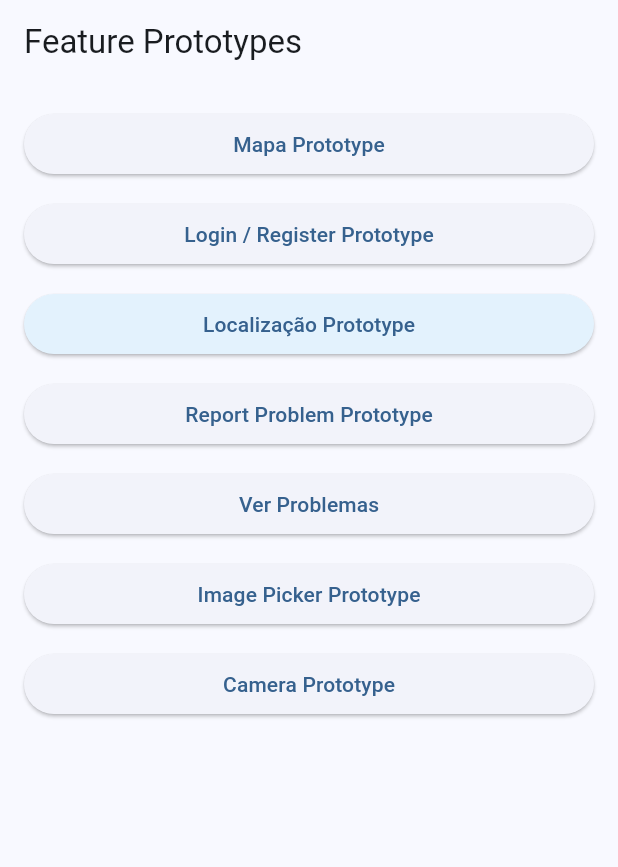
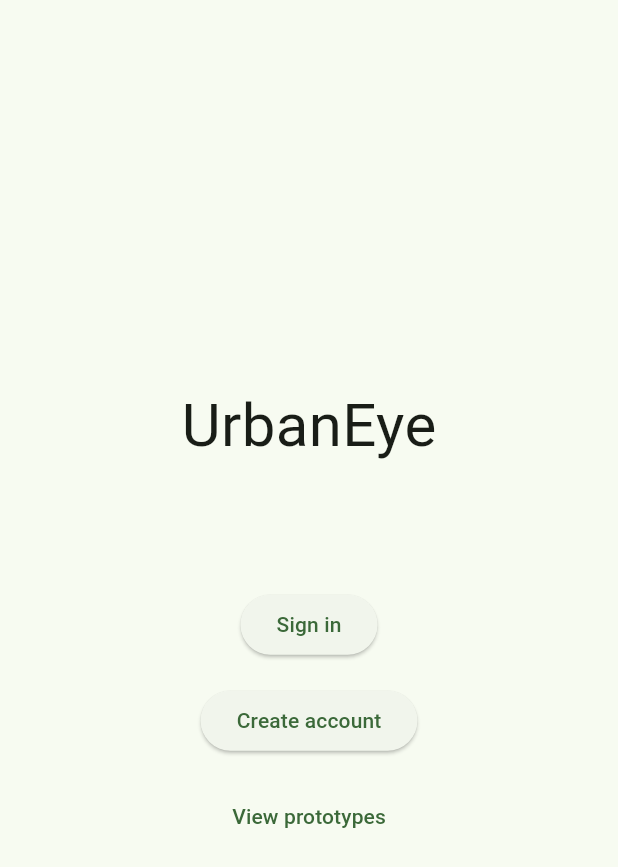
Before and after one commit to nunogoncalves221/UrbanEye_ESOF, a Flutter app: the screen it shows after launch, on a phone screen of 412 x 824 dp. Shown: the top 867 px of the screen. Run offline on Flutter 3.47's test engine with Material 3 defaults, Android fonts, the phone set to English and light mode, and no system bars; our stand-ins replace firebase_auth, firebase_core, flutter_map, geolocator, image_picker, latlong2; accounts and stored records are empty.

Commit message:
implemented login and register user story

```diff
--- /dev/null
+++ b/project/lib/features/auth/welcome_screen.dart
@@ -0,0 +1,66 @@
+import 'package:flutter/material.dart';
+import 'package:project/features/auth/login_screen.dart';
+import 'package:project/features/auth/register_screen.dart';
+import 'package:project/prototypes/prototype_list_page.dart';
+
+class WelcomeScreen extends StatelessWidget {
+  const WelcomeScreen({super.key});
+
+  void _openLogin(BuildContext context) {
+    Navigator.push(
+      context,
+      MaterialPageRoute(builder: (_) => const LoginScreen()),
+    );
+  }
+
+  void _openRegister(BuildContext context) {
+    Navigator.push(
+      context,
+      MaterialPageRoute(builder: (_) => const RegisterScreen()),
+    );
+  }
+
+  void _openPrototypes(BuildContext context) {
+    Navigator.push(
+      context,
+      MaterialPageRoute(builder: (_) => const PrototypeListPage()),
+    );
+  }
+
+  @override
+  Widget build(BuildContext context) {
+    return Scaffold(
+      body: Center(
+        child: Column(
+          mainAxisAlignment: MainAxisAlignment.center,
+          children: [
+            const Text(
+              'UrbanEye',
+              style: TextStyle(fontSize: 40),
+            ),
+            const SizedBox(height: 80),
+
+            ElevatedButton(
+              onPressed: () => _openLogin(context),
+              child: const Text('Sign in'),
+            ),
+
+            const SizedBox(height: 16),
+
+            ElevatedButton(
+              onPressed: () => _openRegister(context),
+              child: const Text('Create account'),
+            ),
+
+            const SizedBox(height: 16),
+
+            TextButton(
+              onPressed: () => _openPrototypes(context),
+              child: const Text('View prototypes'),
+            ),
+          ],
+        ),
+      ),
+    );
+  }
+}
--- a/project/lib/main.dart
+++ b/project/lib/main.dart
@@ -1,8 +1,7 @@
 import 'package:firebase_core/firebase_core.dart';
 import 'package:flutter/material.dart';
-
+import 'package:project/features/auth/welcome_screen.dart';
 import 'firebase_options.dart';
-import 'home_page.dart';
 
 Future<void> main() async {
   WidgetsFlutterBinding.ensureInitialized();
@@ -11,21 +10,22 @@ Future<void> main() async {
     options: DefaultFirebaseOptions.currentPlatform,
   );
 
-  runApp(const MainApp());
+  runApp(const UrbanEyeApp());
 }
 
-class MainApp extends StatelessWidget {
-  const MainApp({super.key});
+class UrbanEyeApp extends StatelessWidget {
+  const UrbanEyeApp({super.key});
 
   @override
   Widget build(BuildContext context) {
     return MaterialApp(
       debugShowCheckedModeBanner: false,
-      title: 'Feature Prototypes',
+      title: 'UrbanEye',
       theme: ThemeData(
-        colorScheme: ColorScheme.fromSeed(seedColor: Colors.blue),
+        colorScheme: ColorScheme.fromSeed(seedColor: Colors.green),
+        useMaterial3: true,
       ),
-      home: const HomePage(),
+      home: const WelcomeScreen(),
     );
   }
 }
```
Also changed, not shown: project/lib/features/auth/login_screen.dart (added, +104 -0 lines), project/lib/features/auth/register_screen.dart (added, +109 -0 lines), project/lib/prototypes/prototype_list_page.dart (renamed from project/lib/home_page.dart, +48 -41 lines), project/lib/prototypes/auth_page.dart (renamed from project/lib/features/auth_page.dart), project/lib/prototypes/img_picker.dart (renamed from project/lib/features/img_picker.dart), project/lib/prototypes/img_taker.dart (renamed from project/lib/features/img_taker.dart), project/lib/prototypes/location.dart (renamed from project/lib/features/location.dart), project/lib/prototypes/map_prototype_page.dart (renamed from project/lib/features/map_prototype_page.dart), project/lib/prototypes/problems_list.dart (renamed from project/lib/features/problems_list.dart), project/lib/prototypes/report_problem.dart (renamed from project/lib/features/report_problem.dart), project/lib/services/auth_service.dart (line endings or trailing spaces), 2 other files.
